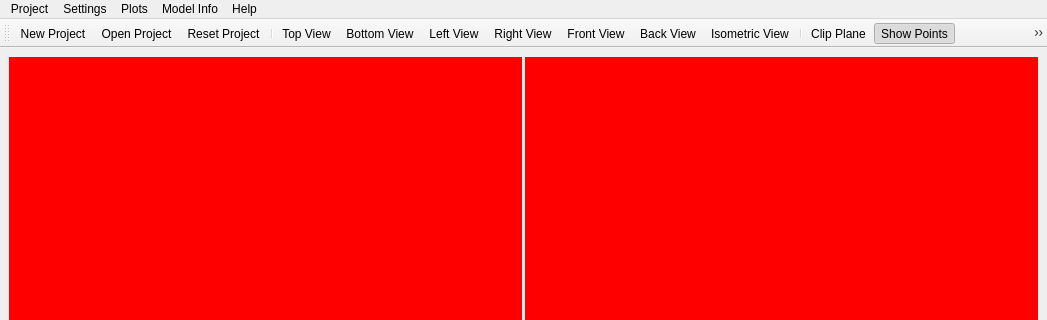
Qt form pulse/interface/ui_files/main_window.ui (open-pulse/OpenPulse) before a commit; both pictures show x 0 to 1047 and y 0 to 320 of the 1047 by 681 pixel window.
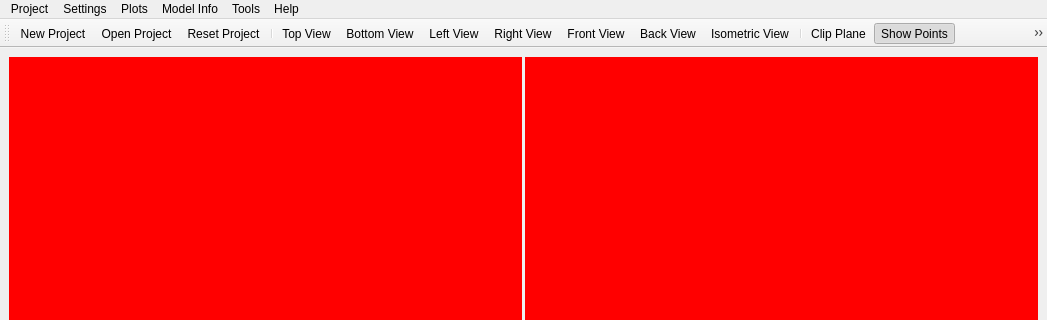
The same form after that commit. Icons and pictures are not drawn.

What changed in the file:
```diff
--- a/pulse/interface/ui_files/main_window.ui
+++ b/pulse/interface/ui_files/main_window.ui
@@ -164,10 +164,17 @@
     <addaction name="action_set_light_theme"/>
     <addaction name="action_user_preferences"/>
    </widget>
+   <widget class="QMenu" name="menuTools">
+    <property name="title">
+     <string>Tools</string>
+    </property>
+    <addaction name="action_pulsation_attenuator_device_editor"/>
+   </widget>
    <addaction name="menu_project"/>
    <addaction name="menu_general_settings"/>
    <addaction name="menu_plots"/>
    <addaction name="menu_model_info"/>
+   <addaction name="menuTools"/>
    <addaction name="menu_help"/>
   </widget>
   <widget class="QStatusBar" name="statusbar"/>
```
Left out of the diff: 5 changed lines with no effect on the pictures.
